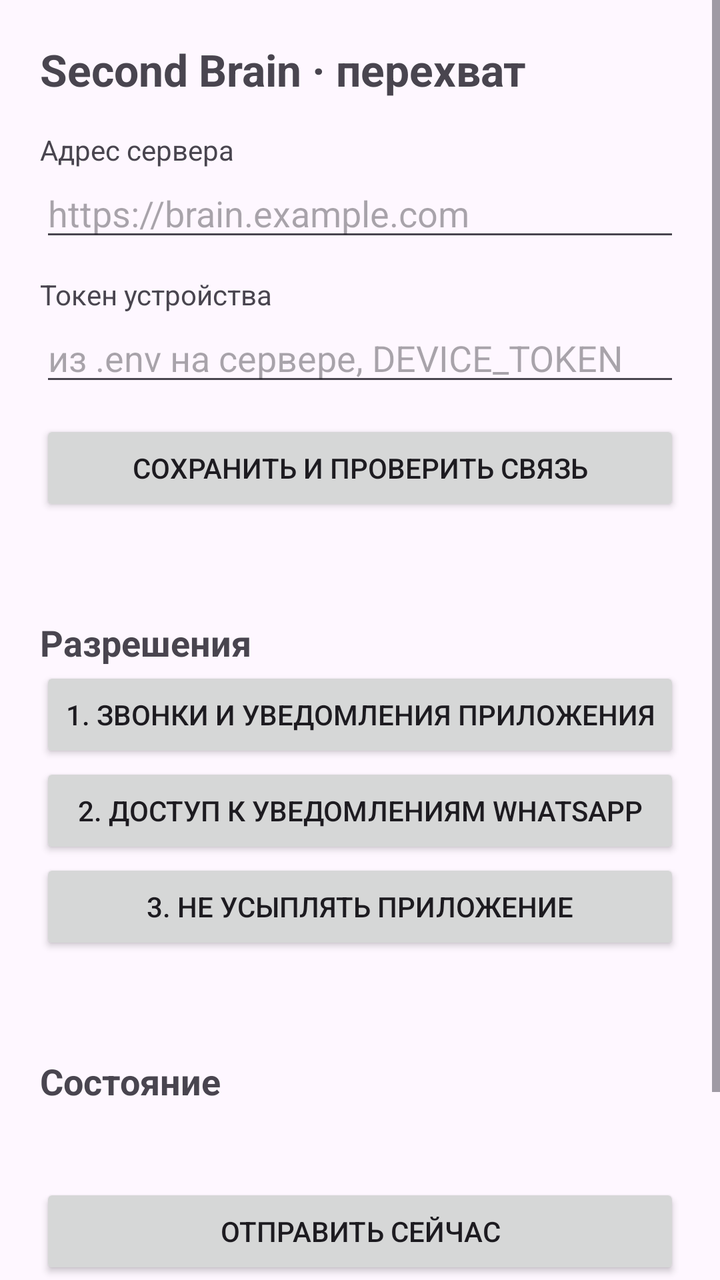
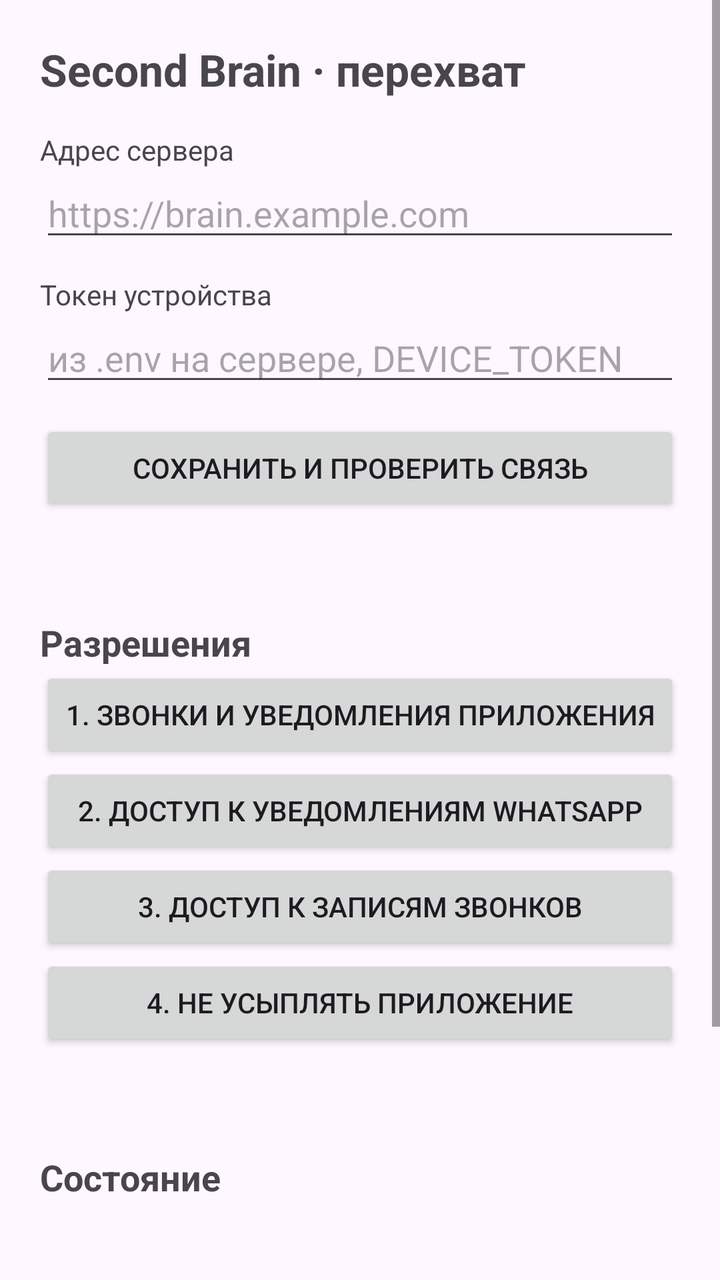

Compare the two renders of this Android layout. The source of the first and the diff that turns it into the second are given below.
<!-- AndroidManifest.xml: application theme Theme.Brain -->
<!-- res/layout/activity_main.xml -->
<?xml version="1.0" encoding="utf-8"?>
<ScrollView xmlns:android="http://schemas.android.com/apk/res/android"
    android:layout_width="match_parent"
    android:layout_height="match_parent">

    <LinearLayout
        android:layout_width="match_parent"
        android:layout_height="wrap_content"
        android:orientation="vertical"
        android:padding="20dp">

        <TextView
            android:layout_width="match_parent"
            android:layout_height="wrap_content"
            android:text="Second Brain · перехват"
            android:textSize="22sp"
            android:textStyle="bold" />

        <TextView
            android:layout_width="match_parent"
            android:layout_height="wrap_content"
            android:layout_marginTop="16dp"
            android:text="Адрес сервера" />

        <EditText
            android:id="@+id/serverUrl"
            android:layout_width="match_parent"
            android:layout_height="wrap_content"
            android:hint="https://brain.example.com"
            android:inputType="textUri" />

        <TextView
            android:layout_width="match_parent"
            android:layout_height="wrap_content"
            android:layout_marginTop="12dp"
            android:text="Токен устройства" />

        <EditText
            android:id="@+id/token"
            android:layout_width="match_parent"
            android:layout_height="wrap_content"
            android:hint="из .env на сервере, DEVICE_TOKEN"
            android:inputType="textPassword" />

        <Button
            android:id="@+id/save"
            android:layout_width="match_parent"
            android:layout_height="wrap_content"
            android:layout_marginTop="12dp"
            android:text="Сохранить и проверить связь" />

        <TextView
            android:id="@+id/connStatus"
            android:layout_width="match_parent"
            android:layout_height="wrap_content"
            android:layout_marginTop="8dp"
            android:text="" />

        <TextView
            android:layout_width="match_parent"
            android:layout_height="wrap_content"
            android:layout_marginTop="24dp"
            android:text="Разрешения"
            android:textSize="18sp"
            android:textStyle="bold" />

        <Button
            android:id="@+id/permRuntime"
            android:layout_width="match_parent"
            android:layout_height="wrap_content"
            android:text="1. Звонки и уведомления приложения" />

        <Button
            android:id="@+id/permNotifListener"
            android:layout_width="match_parent"
            android:layout_height="wrap_content"
            android:text="2. Доступ к уведомлениям WhatsApp" />

        <Button
            android:id="@+id/permBattery"
            android:layout_width="match_parent"
            android:layout_height="wrap_content"
            android:text="3. Не усыплять приложение" />

        <TextView
            android:id="@+id/permStatus"
            android:layout_width="match_parent"
            android:layout_height="wrap_content"
            android:layout_marginTop="8dp"
            android:text="" />

        <TextView
            android:layout_width="match_parent"
            android:layout_height="wrap_content"
            android:layout_marginTop="24dp"
            android:text="Состояние"
            android:textSize="18sp"
            android:textStyle="bold" />

        <TextView
            android:id="@+id/stats"
            android:layout_width="match_parent"
            android:layout_height="wrap_content"
            android:layout_marginTop="8dp"
            android:fontFamily="monospace"
            android:text="" />

        <Button
            android:id="@+id/sendNow"
            android:layout_width="match_parent"
            android:layout_height="wrap_content"
            android:layout_marginTop="12dp"
            android:text="Отправить сейчас" />

        <TextView
            android:layout_width="match_parent"
            android:layout_height="wrap_content"
            android:layout_marginTop="24dp"
            android:textSize="13sp"
            android:text="Samsung: Настройки → Батарея → Ограничения в фоновом режиме → добавь Second Brain в «Приложения без ограничений» и убери из «Спящих». Иначе One UI убьёт службу ночью." />
    </LinearLayout>
</ScrollView>
<!-- resources referenced by this layout -->
<resources>
  <style name="Theme.Brain" parent="Theme.Material3.DayNight.NoActionBar" />
</resources>

<!-- the commit's change to res/layout/activity_main.xml (unified diff, before → after) -->
@@ -77,10 +77,16 @@
             android:text="2. Доступ к уведомлениям WhatsApp" />
 
         <Button
+            android:id="@+id/permAudio"
+            android:layout_width="match_parent"
+            android:layout_height="wrap_content"
+            android:text="3. Доступ к записям звонков" />
+
+        <Button
             android:id="@+id/permBattery"
             android:layout_width="match_parent"
             android:layout_height="wrap_content"
-            android:text="3. Не усыплять приложение" />
+            android:text="4. Не усыплять приложение" />
 
         <TextView
             android:id="@+id/permStatus"
